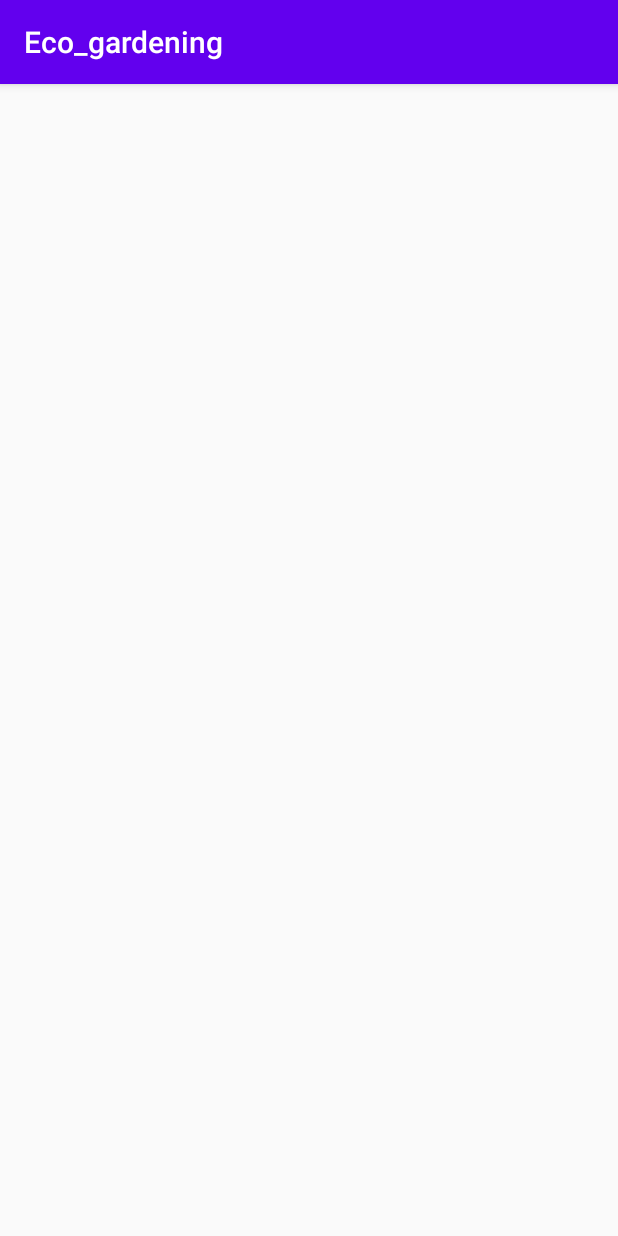
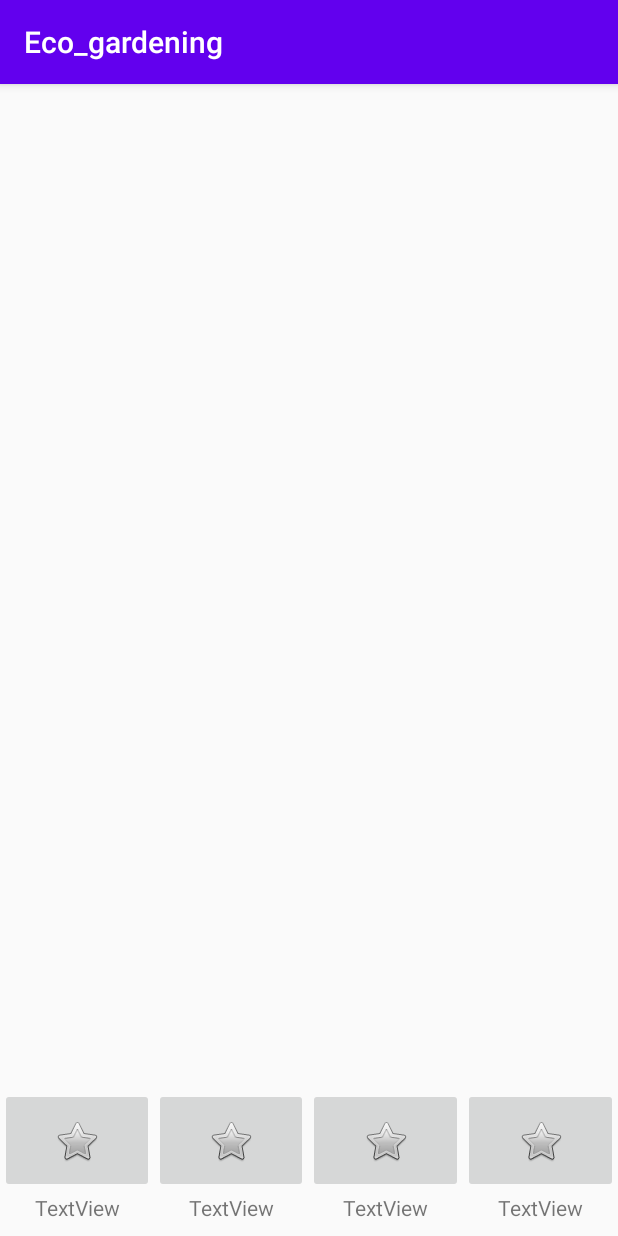
Before and after one commit to junsik1998/2021-1_K-Lab-PROJECT1, an Android app: the screen it shows after launch (MainActivity), on a phone screen of 412 x 824 dp. Run offline under Robolectric (Android 15) with nearby library versions, the phone set to English and light mode, and no system bars.

Commit message:
Android:Make Bottom Navi

```diff
--- a/AndroidAppButton/app/src/main/res/layout/activity_main.xml
+++ b/AndroidAppButton/app/src/main/res/layout/activity_main.xml
@@ -4,4 +4,100 @@
     xmlns:tools="http://schemas.android.com/tools"
     android:layout_width="match_parent"
     android:layout_height="match_parent"
-    tools:context=".MainActivity"/>
+    tools:context=".MainActivity">
+
+    <LinearLayout
+        android:id="@+id/linearLayout"
+        android:layout_width="0dp"
+        android:layout_height="108dp"
+        android:gravity="center"
+        android:orientation="horizontal"
+        app:layout_constraintBottom_toBottomOf="parent"
+        app:layout_constraintEnd_toEndOf="parent"
+        app:layout_constraintStart_toStartOf="parent">
+
+        <LinearLayout
+            android:layout_width="wrap_content"
+            android:layout_height="wrap_content"
+            android:layout_weight="1"
+            android:orientation="vertical">
+
+            <ImageButton
+                android:id="@+id/imageButton"
+                android:layout_width="match_parent"
+                android:layout_height="70dp"
+                android:layout_weight="1"
+                app:srcCompat="@android:drawable/btn_star" />
+
+            <TextView
+                android:id="@+id/textView1"
+                android:layout_width="match_parent"
+                android:layout_height="wrap_content"
+                android:layout_weight="1"
+                android:gravity="center"
+                android:text="TextView" />
+        </LinearLayout>
+
+        <LinearLayout
+            android:layout_width="wrap_content"
+            android:layout_height="wrap_content"
+            android:layout_weight="1"
+            android:gravity="center"
+            android:orientation="vertical">
+
+            <ImageButton
+                android:id="@+id/imageButton2"
+                android:layout_width="match_parent"
+                android:layout_height="70dp"
+                app:srcCompat="@android:drawable/btn_star" />
+
+            <TextView
+                android:id="@+id/textView2"
+                android:layout_width="match_parent"
+                android:layout_height="wrap_content"
+                android:gravity="center"
+                android:text="TextView" />
+        </LinearLayout>
+
+        <LinearLayout
+            android:layout_width="wrap_content"
+            android:layout_height="wrap_content"
+            android:layout_weight="1"
+            android:orientation="vertical">
+
+            <ImageButton
+                android:id="@+id/imageButton3"
+                android:layout_width="match_parent"
+                android:layout_height="70dp"
+                app:srcCompat="@android:drawable/btn_star" />
+
+            <TextView
+                android:id="@+id/textView3"
+                android:layout_width="match_parent"
+                android:layout_height="wrap_content"
+                android:gravity="center"
+                android:text="TextView" />
+        </LinearLayout>
+
+        <LinearLayout
+            android:layout_width="wrap_content"
+            android:layout_height="wrap_content"
+            android:layout_weight="1"
+            android:orientation="vertical">
+
+            <ImageButton
+                android:id="@+id/imageButton4"
+                android:layout_width="match_parent"
+                android:layout_height="70dp"
+                app:srcCompat="@android:drawable/btn_star" />
+
+            <TextView
+                android:id="@+id/textView4"
+                android:layout_width="match_parent"
+                android:layout_height="wrap_content"
+                android:gravity="center"
+                android:text="TextView" />
+        </LinearLayout>
+
+    </LinearLayout>
+</androidx.constraintlayout.widget.ConstraintLayout>
```
